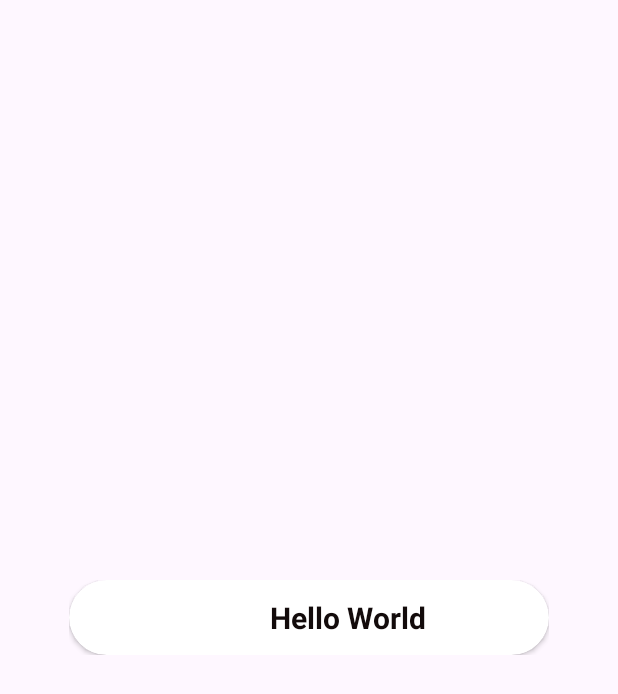
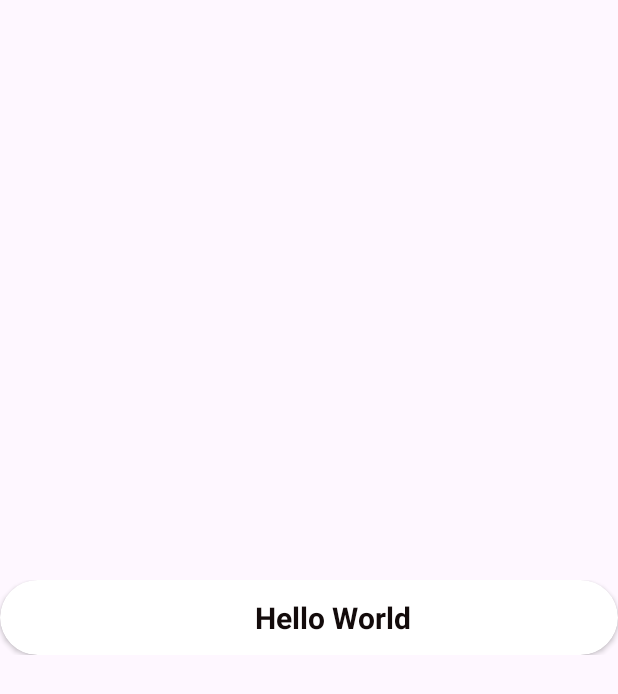
Before and after one commit to ANIKETH232323/Animated-Toast-Library, an Android app: the layout custom_toast.xml on its own in the app's theme, with its tools: preview values and no code run, on a phone screen of 412 x 824 dp. Shown: the top 694 px of the screen. Run offline under Robolectric (Android 15) with nearby library versions, the phone set to English and light mode, and no system bars.

Commit message:
Initial commit

```diff
--- a/AnimeToast/src/main/java/com/example/animetoast/AnimeToasty.java
+++ b/AnimeToast/src/main/java/com/example/animetoast/AnimeToasty.java
@@ -41,7 +41,8 @@ public class AnimeToasty extends Toast {
 
         textView.setText(msg);
 
-        cardView.setCardBackgroundColor(background);
+//        cardView.setCardBackgroundColor(background);
+        cardView.setBackgroundResource(background);
         lottieAnimationView.setAnimation(animation);
         lottieAnimationView.playAnimation();
 
--- a/AnimeToast/src/main/res/layout/custom_toast.xml
+++ b/AnimeToast/src/main/res/layout/custom_toast.xml
@@ -1,6 +1,6 @@
 <?xml version="1.0" encoding="utf-8"?>
 <androidx.constraintlayout.widget.ConstraintLayout xmlns:android="http://schemas.android.com/apk/res/android"
-    android:layout_width="320dp"
+    android:layout_width="match_parent"
     android:layout_height="wrap_content"
     android:id="@+id/cons"
     android:elevation="15dp"
@@ -36,7 +36,7 @@
             android:layout_height="wrap_content"
             android:layout_gravity="center"
             android:gravity="center"
-            android:layout_marginStart="25dp"
+            android:layout_marginStart="15dp"
             android:text="Hello World"
             android:textColor="#130B0B"
             android:textSize="20sp"
--- a/app/src/main/java/com/example/animatedtoast/MainActivity.java
+++ b/app/src/main/java/com/example/animatedtoast/MainActivity.java
@@ -1,6 +1,8 @@
 package com.example.animatedtoast;
 
 import androidx.appcompat.app.AppCompatActivity;
+
+import android.graphics.Color;
 import android.os.Bundle;
 import android.view.View;
 
```
